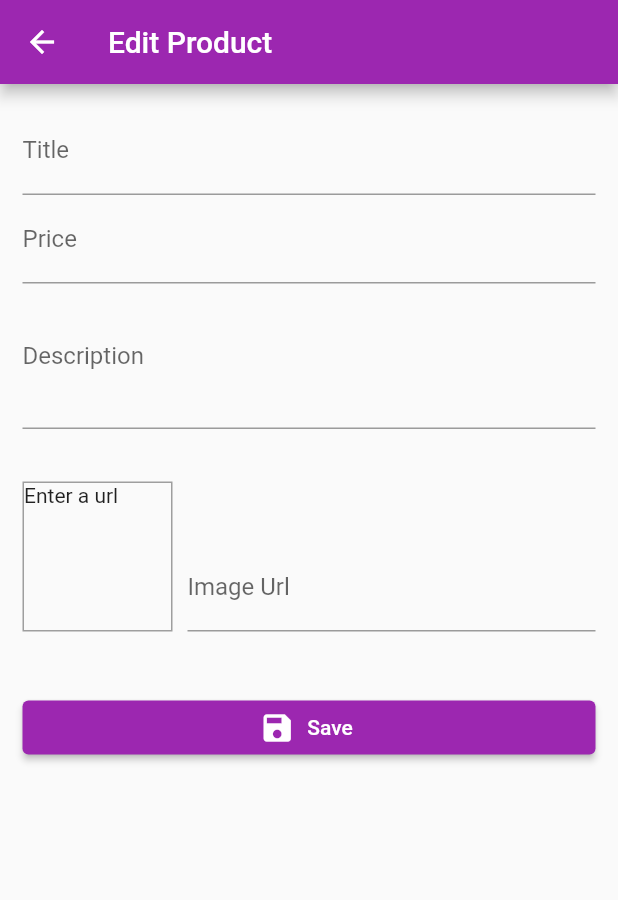
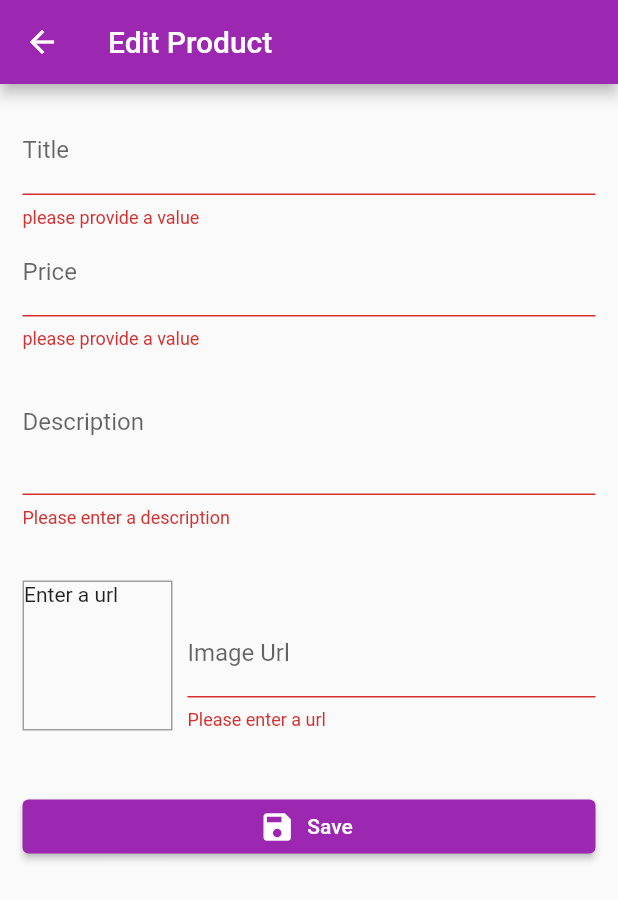
Before and after one commit to Alpha2Chris14/shopApp, a Flutter app: the EditProductScreen screen opened by its route, after a tap on "Save", on a phone screen of 412 x 824 dp. Shown: the top 900 px of the screen. Run offline on Flutter 3.47's test engine with Material 2 defaults, Android fonts, the phone set to English and light mode, and no system bars; our stand-ins replace google_fonts; network calls fail.

Commit message:
added validation to all form input

```diff
--- a/lib/screens/edit_product_screen.dart
+++ b/lib/screens/edit_product_screen.dart
@@ -41,12 +41,24 @@ class _EditProductScreenState extends State<EditProductScreen> {
   }
 
   void _updateImageUrl() {
-    if (!_imageUrlFocusNode.hasFocus) {
-      setState(() {});
+    var value = _imageUrlController.text;
+
+    if (!_imageUrlFocusNode.hasFocus ||
+        !value.toString().startsWith("http") ||
+        !value.toString().startsWith("https") ||
+        !value.toString().endsWith(".png") ||
+        !value.toString().endsWith(".jpg") ||
+        value.toString().endsWith(".jpeg")) {
+      return;
     }
+    setState(() {});
   }
 
   void _saveForm() {
+    final isValid = _form.currentState?.validate();
+    if (!isValid!) {
+      return;
+    }
     _form.currentState?.save();
   }
 
@@ -77,6 +89,12 @@ class _EditProductScreenState extends State<EditProductScreen> {
                     imageUrl: _editedProduct.imageUrl,
                   );
                 },
+                validator: (value) {
+                  if (value!.isEmpty) {
+                    return "please provide a value";
+                  }
+                  return null;
+                },
               ),
               TextFormField(
                 decoration: const InputDecoration(labelText: "Price"),
@@ -94,6 +112,18 @@ class _EditProductScreenState extends State<EditProductScreen> {
                     imageUrl: _editedProduct.imageUrl,
                   );
                 },
+                validator: (value) {
+                  if (value!.isEmpty) {
+                    return "please provide a value";
+                  }
+                  if (double.tryParse(value) == null) {
+                    return "Price must be a valid number";
+                  }
+                  if (double.parse(value) <= 0) {
+                    return "Price must be greater than 0";
+                  }
+                  return null;
+                },
               ),
               TextFormField(
                 decoration: const InputDecoration(labelText: "Description"),
@@ -108,6 +138,15 @@ class _EditProductScreenState extends State<EditProductScreen> {
                     description: value.toString(),
                     imageUrl: _editedProduct.imageUrl,
                   );
+                },
+                validator: (value) {
+                  if (value.toString().isEmpty) {
+                    return "Please enter a description";
+                  }
+                  if (value.toString().length < 10) {
+                    return "Description should be at least 10 character long";
+                  }
+                  return null;
                 },
               ),
               Row(
@@ -153,6 +192,21 @@ class _EditProductScreenState extends State<EditProductScreen> {
                         // FocusScope.of(context).requestFocus(_priceFocusNode);
                         _saveForm();
                       },
+                      validator: (value) {
+                        if (value.toString().isEmpty) {
+                          return "Please enter a url";
+                        }
+                        if (!value.toString().startsWith("http") ||
+                            !value.toString().startsWith("https")) {
+                          return "Please enter a valid url";
+                        }
+                        if (!value.toString().endsWith(".png") ||
+                            !value.toString().endsWith(".jpg") ||
+                            value.toString().endsWith(".jpeg")) {
+                          return "Please enter a valid url";
+                        }
+                        return null;
+                      },
                     ),
                   ),
                 ],
```
